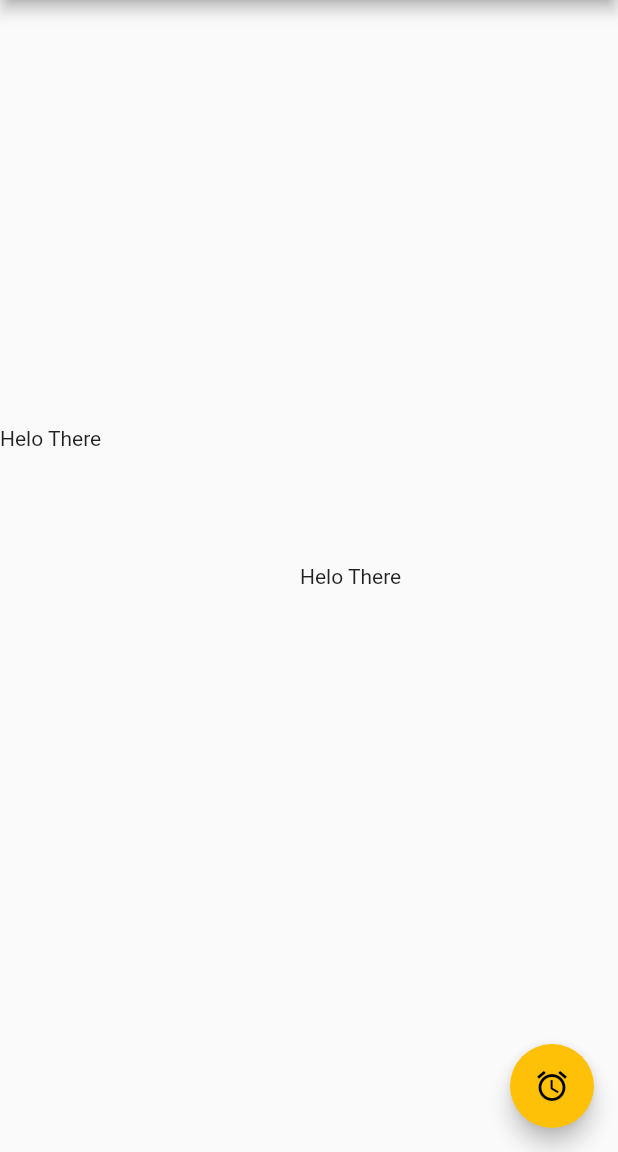
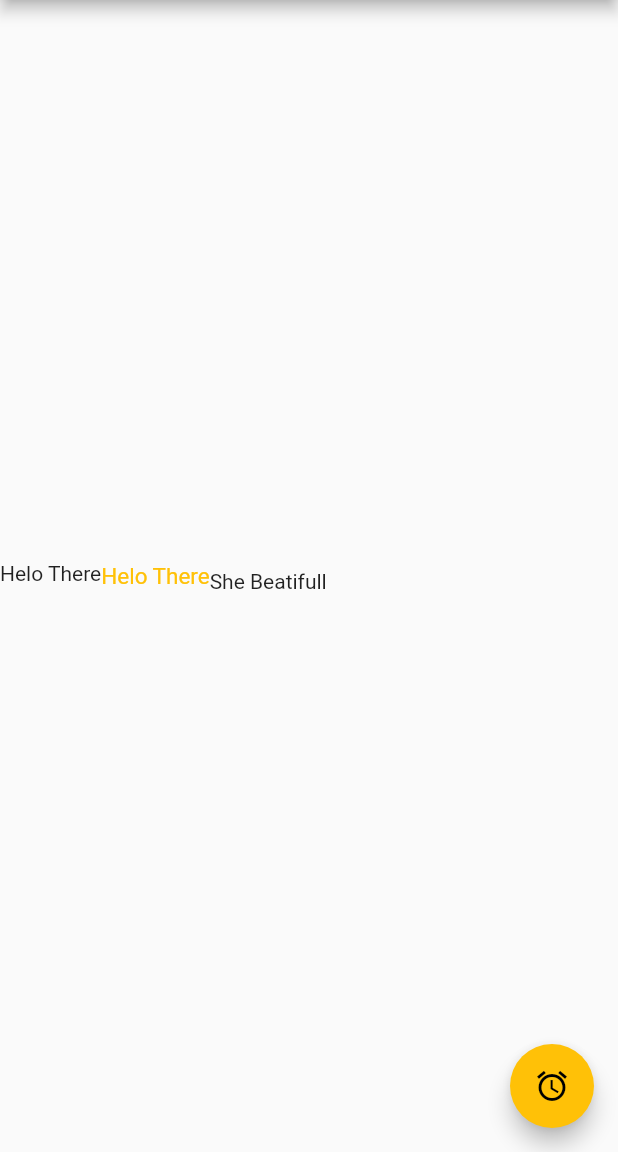
Before and after one commit to zidniryi/Flutter-App, a Flutter app: the screen it shows after launch, on a phone screen of 412 x 824 dp, the part 84-1236 px from its top. Run offline on Flutter 3.47's test engine with Material 2 defaults, Android fonts, the phone set to English and light mode, and no system bars.

```diff
--- a/lib/main.dart
+++ b/lib/main.dart
@@ -127,10 +127,17 @@ class _MyHomePageState extends State<MyHomePage> {
               child: Row(
         children: <Widget>[
           new ConstrainedBox(
-            constraints: BoxConstraints(minWidth: 200, minHeight: 200),
+            constraints: BoxConstraints(minWidth: 20, minHeight: 20),
             child: new Text('Helo There'),
           ),
-          new Text('Helo There')
+          new Text(
+            'Helo There',
+            style: new TextStyle(fontSize: 15, color: Colors.amber),
+          ),
+          new Baseline(
+              child: new Text("She Beatifull"),
+              baseline: 20,
+              baselineType: TextBaseline.alphabetic)
         ],
       ))),
       floatingActionButton: FloatingActionButton(
```
